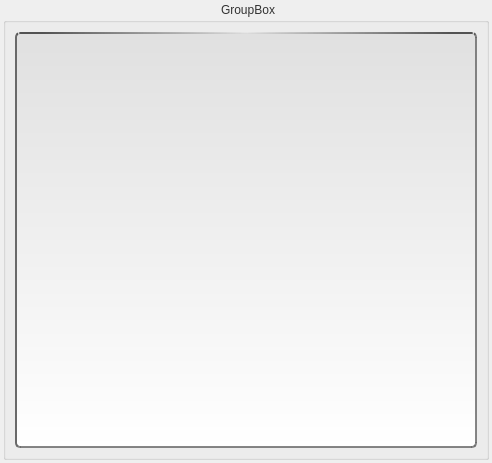
Above: uis/mdtable.ui from mainster/WorktimeManager before the change. Below: the same form after it.
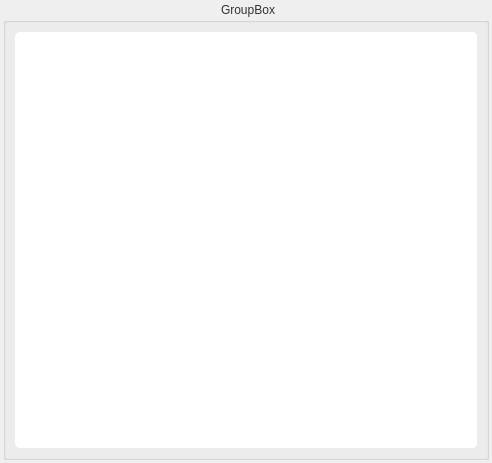
That is the form after the change.

```diff
--- a/uis/mdtable.ui
+++ b/uis/mdtable.ui
@@ -21,22 +21,23 @@
    	font-weight: bold;
    	top: 1.0ex;   
   	padding: 0px 8px;
+	padding-top: -2ex;
 	color:  rgba(50,50,50,255);
-} [select=false] {
+} [selected=false] {
 	color:  rgba(245,0,0,255);
 } 
-QGroupBox, QGroupBox [select=false] {
+QGroupBox, QGroupBox [selected=false] {
 	margin-top: 1ex; /*margin-bottom: 2px; margin-left: 2px; margin-right: 2px;*/
    	background-color: qlineargradient(x1: 0, y1: 0, x2: 0, y2: 1, stop: 0 #E0E0E0, stop: 1 #FFFFFF);
-   	font: 9pt &quot;Arial&quot;;
-   	font-weight: normal;
+   	font: italic 9pt &quot;Arial&quot;;
+   	font-weight: bold;
    	border-radius: 5px;
 	border: 2px solid;
 	border-top-color: qlineargradient(spread:reflect, x1:0, y1:0, x2:0.5, y2:0, stop:0.10 rgba(82, 82, 82, 255), stop:1 rgba(169, 169, 169,20));
 	border-left-color: rgba(105,105,105,255);
 	border-right-color: rgba(105,105,105,205);
 	border-bottom-color: rgba(105,105,105,205);
-} [select=true] { 
+} [selected=true] { 
 	/* margin-top: 5px; margin-bottom: -2px; margin-left: -2px; margin-right: -2px; */
 	border: 2px solid; 
 	border-top-color: qlineargradient(spread:reflect, x1:0, y1:0, x2:0.5, y2:0, stop:0.10 rgba(255,0,0,255), stop:1 rgba(247, 247, 247, 250));
@@ -48,12 +49,13 @@
     color: rgba(235, 235, 235, 255);
 }
 QTableView {
-	margin-top: 1ex; /*margin-bottom: 2px; margin-left: 2px; margin-right: 2px;*/
+	margin-top: 1ex; 
    	font: 9pt &quot;Arial&quot;;
    	font-weight: normal;
-   	background-color: qlineargradient(x1: 0, y1: 0, x2: 0, y2: 1, stop: 0 #E0E0E0, stop: 1 #FFFFFF);
+/*   	background-color: qlineargradient(x1: 0, y1: 0, x2: 0, y2: 1, stop: 0 #E0E0E0, stop: 1 #FFFFFF);*/
+	background-color: white;
    	border-radius: 5px;
-	border: 2px solid;
+	border: 0px solid;
 	border-top-color: qlineargradient(spread:reflect, x1:0, y1:0, x2:0.5, y2:0, stop:0.10 rgba(82, 82, 82, 255), stop:1 rgba(169, 169, 169,20));
 	border-left-color: rgba(105,105,105,255);
 	border-right-color: rgba(105,105,105,205);
@@ -63,7 +65,7 @@
 	border-radius: 5px;
 	margin-top: 15px;	
 	gridline-color: qlineargradient(spread:pad, x1:0, y1:0, x2:1, y2:1, stop:0.19 rgba(97, 97, 97, 255), stop:1 rgba(247, 247, 247, 255));*/
- } [select=true] {
+ } [selected=true] {
 	background-color: qlineargradient(x1: 0, y1: 0, x2: 0, y2: 1, stop: 0 #C0C0C0, stop: 1 #FFFFFF); 
 }
 QHeaderView::section {
@@ -101,6 +103,15 @@
      <property name="title">
       <string>GroupBox</string>
      </property>
+     <property name="alignment">
+      <set>Qt::AlignCenter</set>
+     </property>
+     <property name="checked">
+      <bool>false</bool>
+     </property>
+     <property name="selected" stdset="0">
+      <bool>false</bool>
+     </property>
      <layout class="QVBoxLayout" name="verticalLayout">
       <item>
        <widget class="QTableView" name="mtv"/>
```
